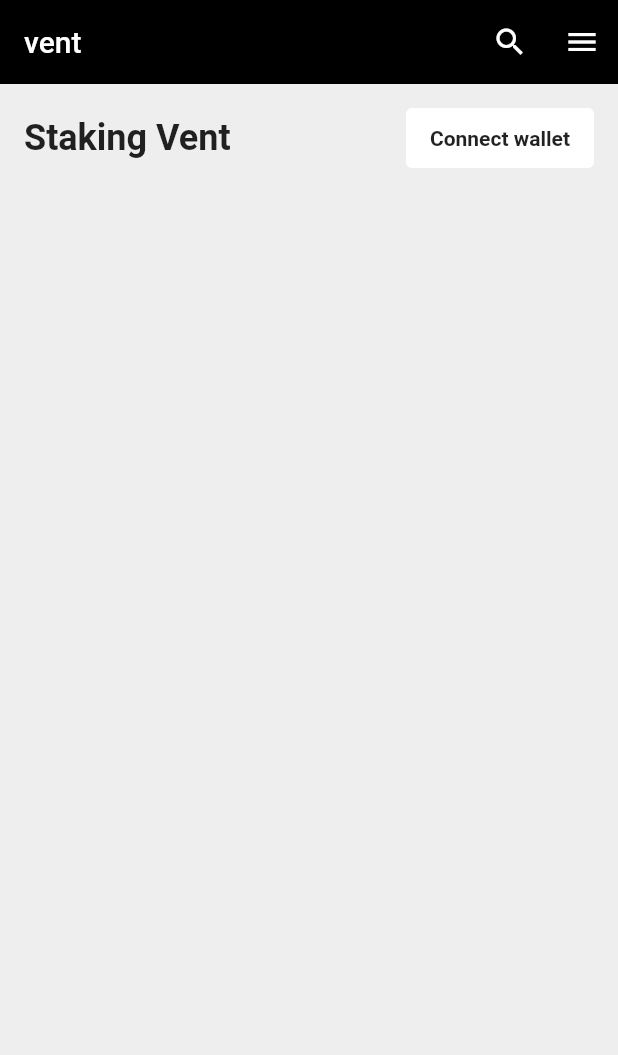
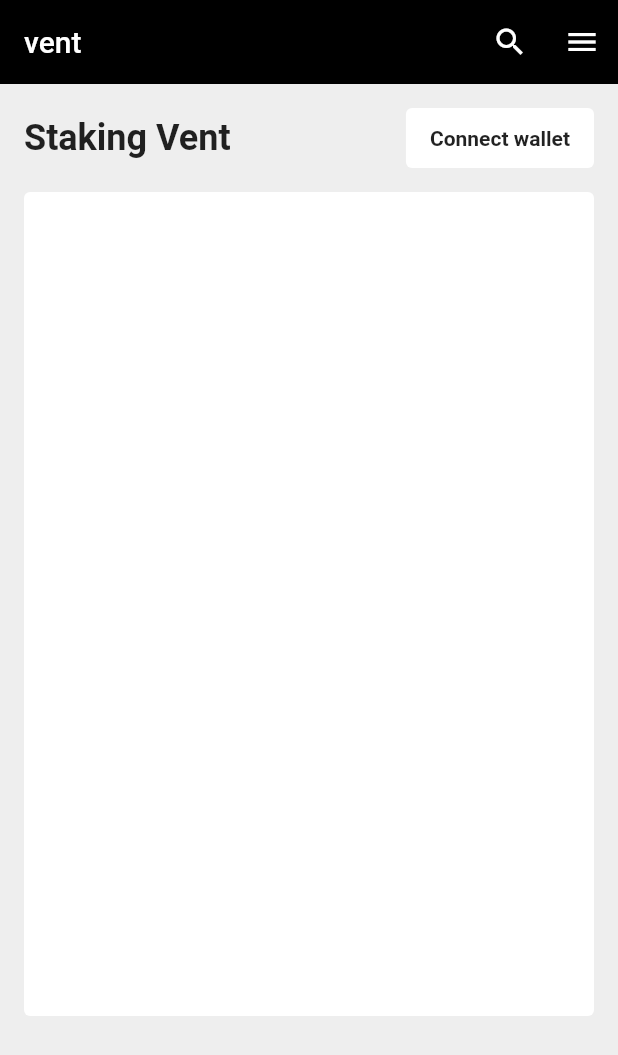
Before and after one commit to JAICHANGPARK/flutter_notebook_19th_story, a Flutter app: the screen it shows after launch, on a phone screen of 412 x 824 dp. Shown: the top 1055 px of the screen. Run offline on Flutter 3.47's test engine with Material 2 defaults, Android fonts, the phone set to English and light mode, and no system bars; our stand-ins replace cached_network_image, flutter_riverpod, freezed_annotation, smooth_page_indicator, video_player.

Commit message:
Update staking_main_page.dart

```diff
--- a/lib/ep1117_staking_app/src/ui/staking_main_page.dart
+++ b/lib/ep1117_staking_app/src/ui/staking_main_page.dart
@@ -54,17 +54,25 @@ class _StakingMainPageState extends State<StakingMainPage> with SingleTickerProv
                     child: const Center(
                       child: Text(
                         'Connect wallet',
-                        style: TextStyle(
-                          fontWeight: FontWeight.bold
-                        ),
+                        style: TextStyle(fontWeight: FontWeight.bold),
                       ),
                     ),
                   )
                 ],
               ),
-              Container(
-                height: 360,
-              )
+              Padding(
+                padding: const EdgeInsets.symmetric(vertical: 16),
+                child: Container(
+                  height: MediaQuery.of(context).size.height / 1.5,
+                  decoration: BoxDecoration(
+                    color: Colors.white,
+                    borderRadius: BorderRadius.circular(4),
+                  ),
+
+                  child: Center(),
+                ),
+              ),
+
             ],
           ),
         ),
```
